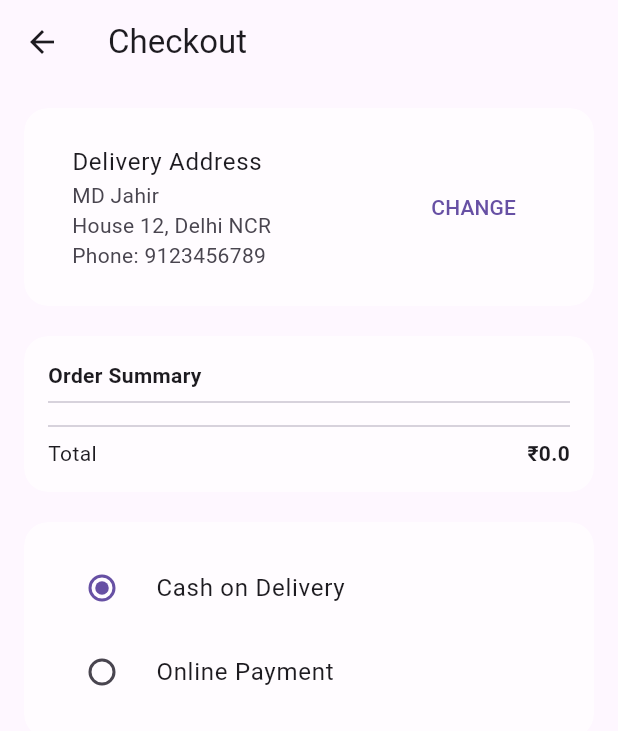
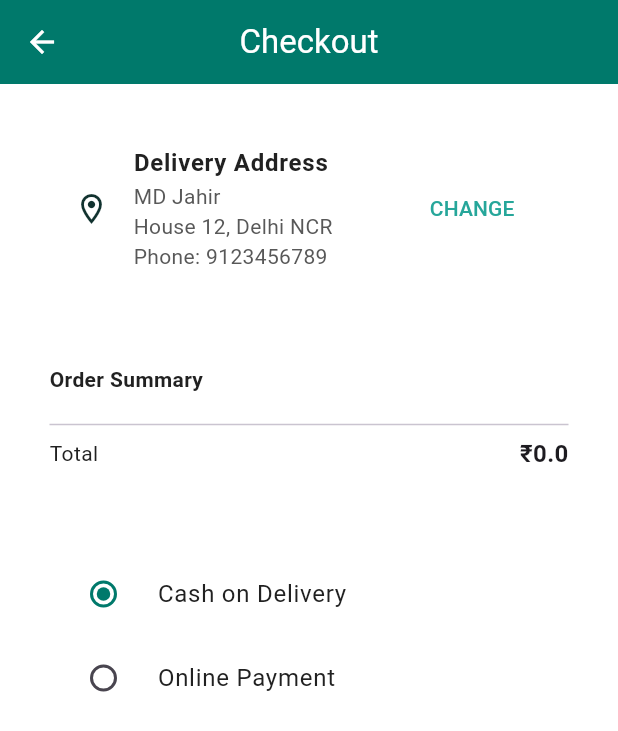
Before and after one commit to kaish02723/lifeline_healthcare_app, a Flutter app: the MedicineCheckoutScreen screen opened directly, on a phone screen of 412 x 824 dp. Shown: the top 731 px of the screen. Run offline on Flutter 3.47's test engine with Material 3 defaults, Android fonts, the phone set to English and light mode, and no system bars; our stand-ins replace cached_network_image, flutter_rating_bar, flutter_screenutil, google_fonts, image_picker, permission_handler and 3 more; accounts and stored records are empty; network calls fail.

Commit message:
work on medicine order

```diff
--- a/lib/screens/home/medicine screen/medicine_cart_screen.dart
+++ b/lib/screens/home/medicine screen/medicine_cart_screen.dart
@@ -61,9 +61,24 @@ class MedicineCart extends StatelessWidget {
                             ),
                           );
                         },
-                        child: const Text(
-                          "Place Order",
-                          style: TextStyle(fontSize: 16, color: Colors.white),
+                        child: Row(
+                          mainAxisAlignment: MainAxisAlignment.center,
+                          children: [
+                            Text(
+                              '₹${cart.totalAmount}  |  ',
+                              style: TextStyle(
+                                fontSize: 16,
+                                color: Colors.white,
+                              ),
+                            ),
+                            const Text(
+                              "Order now",
+                              style: TextStyle(
+                                fontSize: 16,
+                                color: Colors.white,
+                              ),
+                            ),
+                          ],
                         ),
                       ),
                     ],
--- a/lib/screens/home/medicine screen/medicine_checkout_screen.dart
+++ b/lib/screens/home/medicine screen/medicine_checkout_screen.dart
@@ -1,10 +1,9 @@
 import 'dart:ui';
-
-import 'package:flutter/cupertino.dart';
 import 'package:flutter/material.dart';
 import 'package:provider/provider.dart';
 
 import '../../../config/color.dart';
+import '../../../config/app_theme_colors.dart';
 import '../../../providers/medicine_provider/medicineCart_provider.dart';
 
 class MedicineCheckoutScreen extends StatefulWidget {
@@ -20,12 +19,18 @@ class _MedicineCheckoutScreenState extends State<MedicineCheckoutScreen> {
   @override
   Widget build(BuildContext context) {
     final cart = context.watch<CartProvider>();
-    final isDark = Theme.of(context).brightness == Brightness.dark;
+    final theme = Theme.of(context);
+    final isDark = theme.brightness == Brightness.dark;
+    final glass = theme.extension<AppThemeColors>()!;
 
     return Scaffold(
+      backgroundColor: isDark ? AppColors.backgroundDark : AppColors.background,
+
       appBar: AppBar(
         title: const Text("Checkout"),
-        backgroundColor: Colors.transparent,
+        centerTitle: true,
+        backgroundColor: isDark ? AppColors.primaryDark : AppColors.primary,
+        foregroundColor: AppColors.white,
         elevation: 0,
       ),
 
@@ -38,10 +43,7 @@ class _MedicineCheckoutScreenState extends State<MedicineCheckoutScreen> {
                   decoration: BoxDecoration(
                     color: isDark ? AppColors.cardDark : AppColors.card,
                     boxShadow: [
-                      BoxShadow(
-                        blurRadius: 12,
-                        color: Colors.black.withOpacity(0.12),
-                      ),
+                      BoxShadow(blurRadius: 14, color: glass.cardShadow),
                     ],
                   ),
                   child: Column(
@@ -51,16 +53,7 @@ class _MedicineCheckoutScreenState extends State<MedicineCheckoutScreen> {
                         mainAxisAlignment: MainAxisAlignment.spaceBetween,
                         children: [
                           Text(
-                            "Total: ₹${cart.totalAmount}",
-                            style: TextStyle(
-                              fontSize: 18,
-                              fontWeight: FontWeight.bold,
-                              color:
-                                  isDark ? AppColors.textDark : AppColors.text,
-                            ),
-                          ),
-                          Text(
-                            "${cart.itemCount} items",
+                            "Total Amount",
                             style: TextStyle(
                               color:
                                   isDark
@@ -68,30 +61,44 @@ class _MedicineCheckoutScreenState extends State<MedicineCheckoutScreen> {
                                       : AppColors.lightGreyText,
                             ),
                           ),
+                          Text(
+                            "₹${cart.totalAmount}",
+                            style: TextStyle(
+                              fontSize: 20,
+                              fontWeight: FontWeight.bold,
+                              color:
+                                  isDark ? AppColors.textDark : AppColors.text,
+                            ),
+                          ),
                         ],
                       ),
                       const SizedBox(height: 12),
                       ElevatedButton(
                         style: ElevatedButton.styleFrom(
-                          backgroundColor: AppColors.primary,
-                          minimumSize: const Size(double.infinity, 48),
+                          backgroundColor:
+                              isDark
+                                  ? AppColors.primaryDark
+                                  : AppColors.primary,
+                          minimumSize: const Size(double.infinity, 50),
                           shape: RoundedRectangleBorder(
-                            borderRadius: BorderRadius.circular(12),
+                            borderRadius: BorderRadius.circular(14),
                           ),
                         ),
                         onPressed: () {
-                          Navigator.push(
-                            context,
-                            MaterialPageRoute(
-                              builder: (_) => const MedicineCheckoutScreen(),
-                            ),
-                          );
+                          if (selectedPayment == 'COD') {
+                            // TODO: COD order API
+                          } else {
+                            // TODO: Online payment
+                          }
                         },
                         child: Text(
                           selectedPayment == 'COD'
                               ? "Place Order"
                               : "Pay & Place Order",
-                          style: const TextStyle(fontSize: 16),
+                          style: const TextStyle(
+                            fontSize: 16,
+                            color: AppColors.white,
+                          ),
                         ),
                       ),
                     ],
@@ -103,15 +110,37 @@ class _MedicineCheckoutScreenState extends State<MedicineCheckoutScreen> {
         padding: const EdgeInsets.all(16),
         children: [
           _glassCard(
-            isDark,
+            context,
             child: ListTile(
-              title: const Text("Delivery Address"),
-              subtitle: const Text(
+              leading: Icon(
+                Icons.location_on_outlined,
+                color: isDark ? AppColors.iconDark : AppColors.icon,
+              ),
+              title: Text(
+                "Delivery Address",
+                style: TextStyle(
+                  fontWeight: FontWeight.w600,
+                  color: isDark ? AppColors.textDark : AppColors.text,
+                ),
+              ),
+              subtitle: Text(
                 "MD Jahir\nHouse 12, Delhi NCR\nPhone: 9123456789",
+                style: TextStyle(
+                  color:
+                      isDark
+                          ? AppColors.lightGreyTextDark
+                          : AppColors.lightGreyText,
+                ),
               ),
               trailing: TextButton(
                 onPressed: () {},
-                child: const Text("CHANGE"),
+                child: Text(
+                  "CHANGE",
+                  style: TextStyle(
+                    color:
+                        isDark ? AppColors.secondaryDark : AppColors.secondary,
+                  ),
+                ),
               ),
             ),
           ),
@@ -119,32 +148,65 @@ class _MedicineCheckoutScreenState extends State<MedicineCheckoutScreen> {
           const SizedBox(height: 20),
 
           _glassCard(
-            isDark,
+            context,
             child: Column(
               crossAxisAlignment: CrossAxisAlignment.start,
               children: [
-                const Text(
+                Text(
                   "Order Summary",
-                  style: TextStyle(fontWeight: FontWeight.bold),
+                  style: TextStyle(
+                    fontWeight: FontWeight.bold,
+                    color: isDark ? AppColors.textDark : AppColors.text,
+                  ),
                 ),
-                const Divider(),
+                const SizedBox(height: 12),
                 ...cart.items.map(
-                  (e) => Row(
-                    mainAxisAlignment: MainAxisAlignment.spaceBetween,
-                    children: [
-                      Text("${e.product.medName} x${e.quantity}"),
-                      Text("₹${e.product.medPrice}"),
-                    ],
+                  (e) => Padding(
+                    padding: const EdgeInsets.symmetric(vertical: 6),
+                    child: Row(
+                      mainAxisAlignment: MainAxisAlignment.spaceBetween,
+                      children: [
+                        Expanded(
+                          child: Text(
+                            "${e.product.medName} x${e.quantity}",
+                            style: TextStyle(
+                              color:
+                                  isDark
+                                      ? AppColors.greyTextDark
+                                      : AppColors.greyText,
+                            ),
+                          ),
+                        ),
+                        Text(
+                          "₹${e.product.medPrice}",
+                          style: TextStyle(
+                            fontWeight: FontWeight.w600,
+                            color:
+                                isDark
+                                    ? AppColors.goldenDark
+                                    : AppColors.golden,
+                          ),
+                        ),
+                      ],
+                    ),
                   ),
                 ),
                 const Divider(),
                 Row(
                   mainAxisAlignment: MainAxisAlignment.spaceBetween,
                   children: [
-                    const Text("Total"),
+                    Text(
+                      "Total",
+                      style: TextStyle(
+                        color: isDark ? AppColors.textDark : AppColors.text,
+                      ),
+                    ),
                     Text(
                       "₹${cart.totalAmount}",
-                      style: const TextStyle(fontWeight: FontWeight.bold),
+                      style: const TextStyle(
+                        fontWeight: FontWeight.bold,
+                        fontSize: 16,
+                      ),
                     ),
                   ],
                 ),
@@ -155,19 +217,33 @@ class _MedicineCheckoutScreenState extends State<MedicineCheckoutScreen> {
           const SizedBox(height: 20),
 
           _glassCard(
-            isDark,
+            context,
             child: Column(
               children: [
                 RadioListTile(
                   value: 'COD',
                   groupValue: selectedPayment,
-                  title: const Text("Cash on Delivery"),
+                  activeColor:
+                      isDark ? AppColors.primaryDark : AppColors.primary,
+                  title: Text(
+                    "Cash on Delivery",
+                    style: TextStyle(
+                      color: isDark ? AppColors.textDark : AppColors.text,
+                    ),
+                  ),
                   onChanged: (v) => setState(() => selectedPayment = v!),
                 ),
                 RadioListTile(
                   value: 'ONLINE',
                   groupValue: selectedPayment,
-                  title: const Text("Online Payment"),
+                  activeColor:
+                      isDark ? AppColors.primaryDark : AppColors.primary,
+                  title: Text(
+                    "Online Payment",
+                    style: TextStyle(
+                      color: isDark ? AppColors.textDark : AppColors.text,
+                    ),
+                  ),
                   onChanged: (v) => setState(() => selectedPayment = v!),
                 ),
               ],
@@ -178,19 +254,21 @@ class _MedicineCheckoutScreenState extends State<MedicineCheckoutScreen> {
     );
   }
 
-  Widget _glassCard(bool isDark, {required Widget child}) {
+  Widget _glassCard(BuildContext context, {required Widget child}) {
+    final theme = Theme.of(context);
+    final glass = theme.extension<AppThemeColors>()!;
+    final isDark = theme.brightness == Brightness.dark;
+
     return ClipRRect(
       borderRadius: BorderRadius.circular(16),
       child: BackdropFilter(
-        filter: ImageFilter.blur(sigmaX: 10, sigmaY: 10),
+        filter: ImageFilter.blur(sigmaX: 12, sigmaY: 12),
         child: Container(
           padding: const EdgeInsets.all(16),
           decoration: BoxDecoration(
-            color:
-                isDark
-                    ? Colors.white.withOpacity(0.08)
-                    : Colors.white.withOpacity(0.6),
+            color: glass.glassBackground,
             borderRadius: BorderRadius.circular(16),
+            border: Border.all(color: glass.borderColor),
           ),
           child: child,
         ),
```
